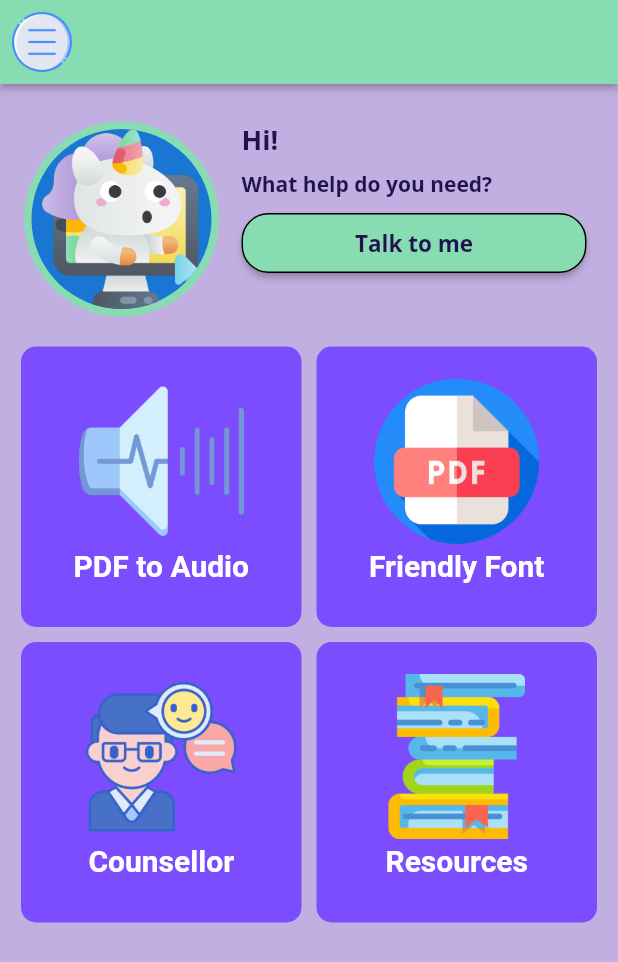
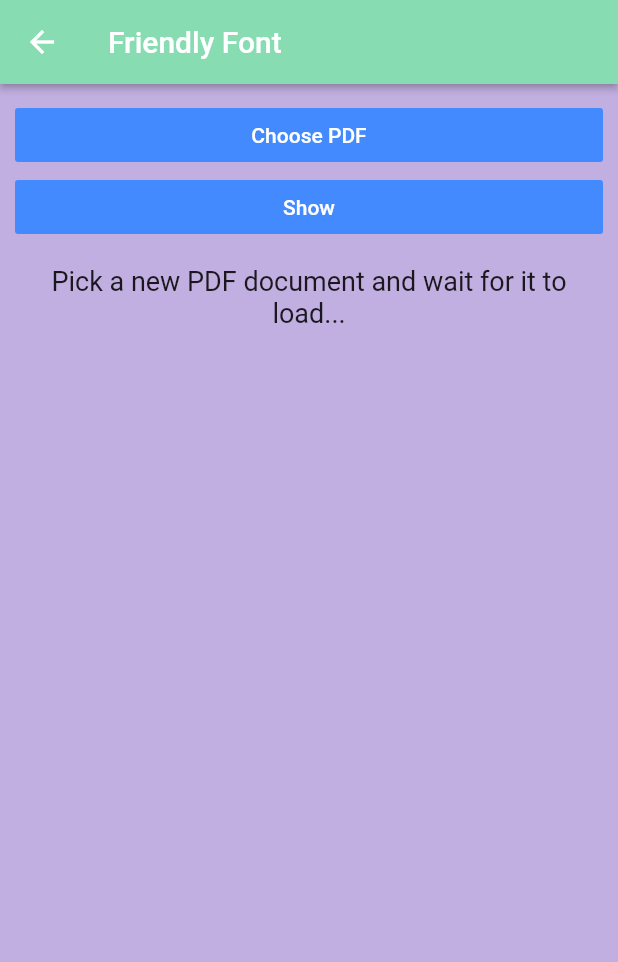
Before and after one commit to rathilakshika/LearnAid, a Flutter app: the screen it shows after launch, after a tap on "Friendly Font", on a phone screen of 412 x 824 dp. Shown: the top 962 px of the screen. Run offline on Flutter 3.47's test engine with Material 2 defaults, Android fonts, the light colour scheme and no system bars; our stand-ins replace file_picker, flutter_tts, google_fonts; missing offline and left inert: pdf_text; Roboto replaces fonts that are missing (Abel).

Commit message:
PDF to audio added

```diff
--- a/lib/components/gridDashboard.dart
+++ b/lib/components/gridDashboard.dart
@@ -1,16 +1,19 @@
 import 'package:flutter/material.dart';
 import 'package:google_fonts/google_fonts.dart';
 import 'package:learn_aid/pages/homepage.dart';
-import 'package:learn_aid/pages/textSpeech.dart';
+import 'package:learn_aid/pages/textToSpeech.dart';
+import 'package:learn_aid/pages/friendly.dart';
 
 class GridDashboard extends StatelessWidget {
   Items item1 = new Items(
       title: "PDF to Audio",
       img: "assets/images/audio.png",
-      screen: TextSpeech());
+      screen: TextToSpeech());
 
   Items item2 = new Items(
-      title: "Friendly Font", img: "assets/images/pdf.png", screen: Home());
+      title: "Friendly Font",
+      img: "assets/images/pdf.png",
+      screen: FriendlyFont());
   Items item3 = new Items(
       title: "Counsellor", img: "assets/images/counsellor.png", screen: Home());
 
--- /dev/null
+++ b/lib/pages/friendly.dart
@@ -0,0 +1,107 @@
+import 'dart:io';
+import 'dart:math';
+
+import 'package:file_picker/file_picker.dart';
+import 'package:flutter/material.dart';
+import 'dart:async';
+
+import 'package:pdf_text/pdf_text.dart';
+
+class FriendlyFont extends StatefulWidget {
+  @override
+  _FriendlyFontState createState() => _FriendlyFontState();
+}
+
+class _FriendlyFontState extends State<FriendlyFont> {
+  PDFDoc _pdfDoc;
+  String _text = "";
+
+  bool _buttonsEnabled = true;
+
+  @override
+  void initState() {
+    super.initState();
+  }
+
+  @override
+  Widget build(BuildContext context) {
+    return Scaffold(
+      backgroundColor: Color(0xffc2afe1),
+      appBar: AppBar(
+        elevation: 2,
+        brightness: Brightness.light,
+        backgroundColor: Color(0xff87dcb2),
+        title: Text('Friendly Font'),
+      ),
+      body: Container(
+        alignment: Alignment.center,
+        padding: EdgeInsets.all(10),
+        child: ListView(
+          children: <Widget>[
+            FlatButton(
+              child: Text(
+                "Choose PDF",
+                style: TextStyle(color: Colors.white),
+              ),
+              color: Colors.blueAccent,
+              onPressed: _pickPDFText,
+              padding: EdgeInsets.all(5),
+            ),
+            FlatButton(
+              child: Text(
+                "Show",
+                style: TextStyle(color: Colors.white),
+              ),
+              color: Colors.blueAccent,
+              onPressed: _buttonsEnabled ? _readWholeDoc : () {},
+              padding: EdgeInsets.all(5),
+            ),
+            Padding(
+              child: Text(
+                _pdfDoc == null
+                    ? "Pick a new PDF document and wait for it to load..."
+                    : "PDF document loaded, ${_pdfDoc.length} pages\n",
+                style: TextStyle(fontSize: 18),
+                textAlign: TextAlign.center,
+              ),
+              padding: EdgeInsets.all(15),
+            ),
+            Padding(
+              child: Text(
+                _text == "" ? "" : "Text:",
+                style: TextStyle(fontSize: 18),
+                textAlign: TextAlign.center,
+              ),
+              padding: EdgeInsets.all(15),
+            ),
+            Text(_text),
+          ],
+        ),
+      ),
+    );
+  }
+
+  /// Picks a new PDF document from the device
+  Future _pickPDFText() async {
+    File file = await FilePicker.getFile();
+    _pdfDoc = await PDFDoc.fromFile(file);
+    setState(() {});
+  }
+
+  /// Reads the whole document
+  Future _readWholeDoc() async {
+    if (_pdfDoc == null) {
+      return;
+    }
+    setState(() {
+      _buttonsEnabled = false;
+    });
+
+    String text = await _pdfDoc.text;
+
+    setState(() {
+      _text = text;
+      _buttonsEnabled = true;
+    });
+  }
+}
--- a/pubspec.yaml
+++ b/pubspec.yaml
@@ -16,7 +16,8 @@ dependencies:
   google_fonts: ^1.1.0
   provider: ^4.3.2+2
   flutter_tts: ^1.2.7
-
+  pdf_text: ^0.3.1
+  file_picker: ^1.5.0+2
 
 dev_dependencies:
   flutter_test:
```
Also changed, not shown: lib/pages/textSpeech.dart (deleted, +0 -96 lines), lib/pages/textToSpeech.dart (added, +127 -0 lines), pubspec.lock, 2 other files.
